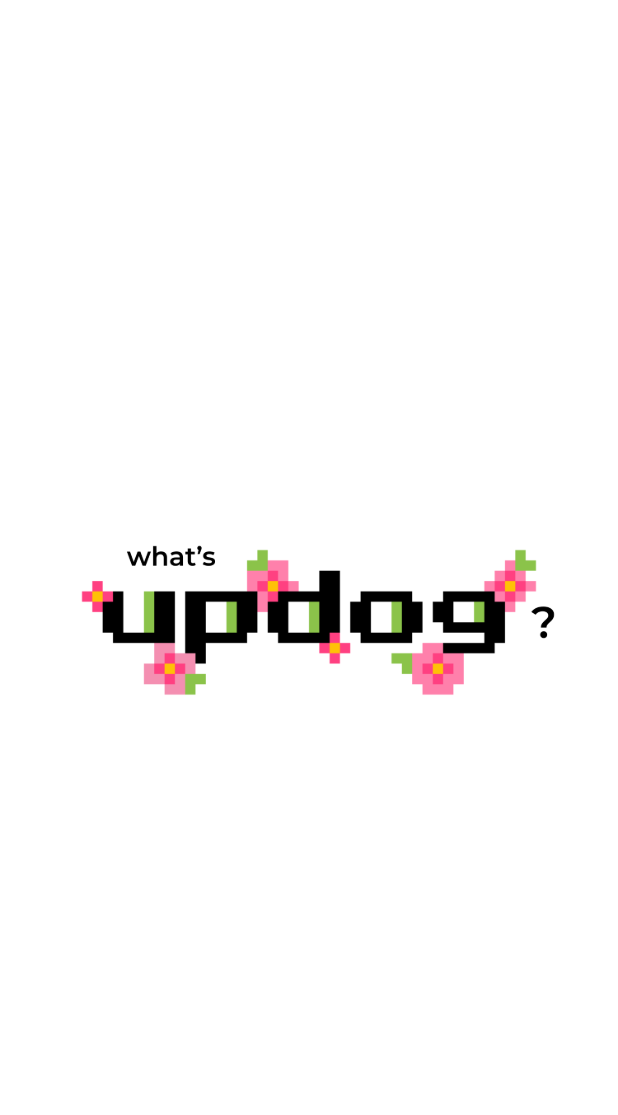
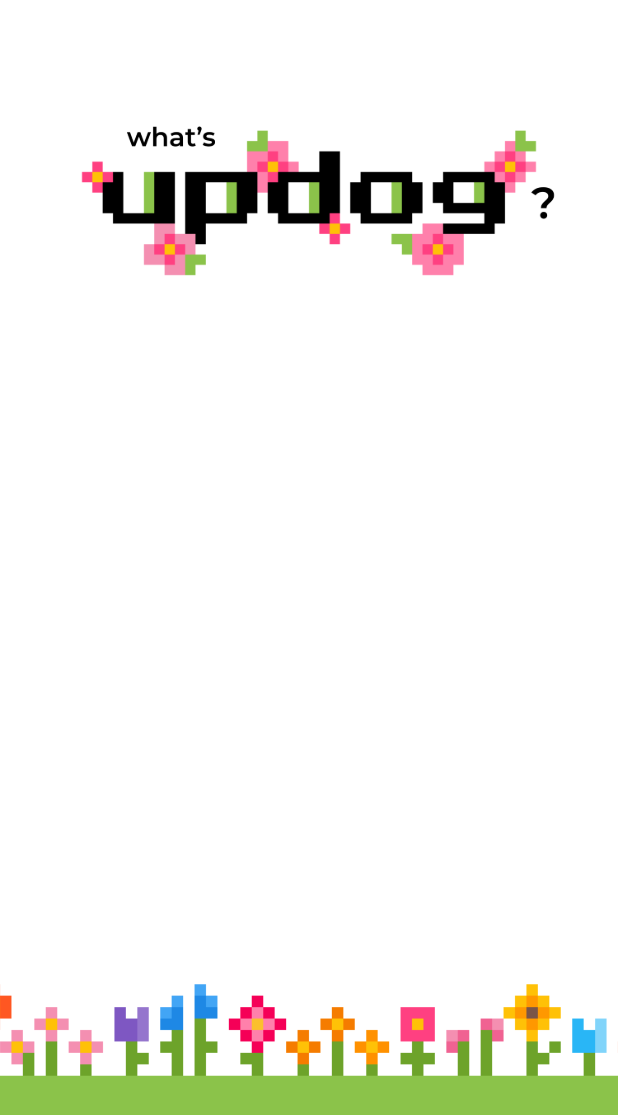
Before and after one commit to sxrah404/updog, a Flutter app: the screen it shows after launch, on a phone screen of 412 x 824 dp. Shown: the top 1115 px of the screen. Run offline on Flutter 3.47's test engine with Material 3 defaults, Android fonts, the phone set to English and light mode, and no system bars; missing offline and left inert: desktop_window.

Commit message:
added background

```diff
--- a/lib/main.dart
+++ b/lib/main.dart
@@ -17,12 +17,29 @@ class MainApp extends StatelessWidget {
   @override
   Widget build(BuildContext context) {
     String updog = 'assets/images/whats_updog.png';
+    String home_icon = 'assets/images/home.png';
+    String journal_icon = 'assets/images/journal.png';
+    String settings_icon = 'assets/images/settings.png';
+    String background = 'assets/images/background.png';
 
     return MaterialApp(
       debugShowCheckedModeBanner: false,
       home: Scaffold(
-        backgroundColor: Colors.white,
-        body: Center(child: Image.asset(updog)),
+        body: Container(
+          decoration: BoxDecoration(
+            image: DecorationImage(
+              image: AssetImage(background),
+              fit: BoxFit.cover,
+            ),
+          ),
+          child: Align(
+            alignment: Alignment.topCenter,
+            child: Padding(
+              padding: const EdgeInsets.only(top: 50), // adjust as needed
+              child: Image.asset(updog),
+            ),
+          ),
+        ),
       ),
     );
   }
```
Also changed, not shown: assets/images/background.png (added).
